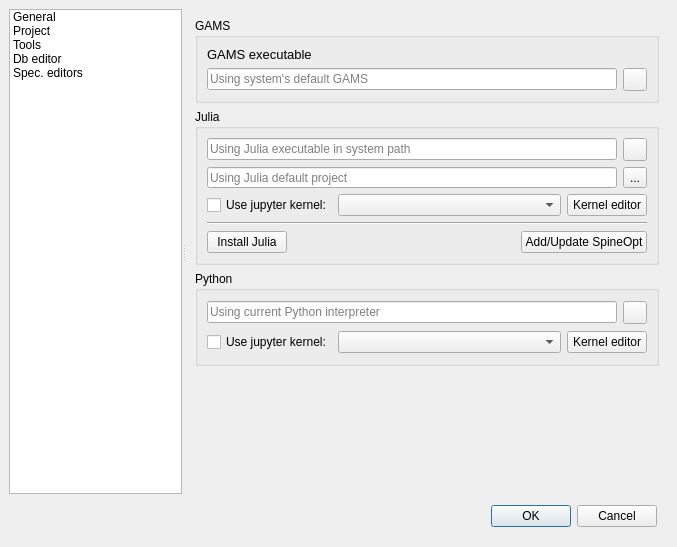
Before: the Qt Designer form spinetoolbox/ui/settings.ui in spine-tools/Spine-Toolbox, drawn with Qt 5.
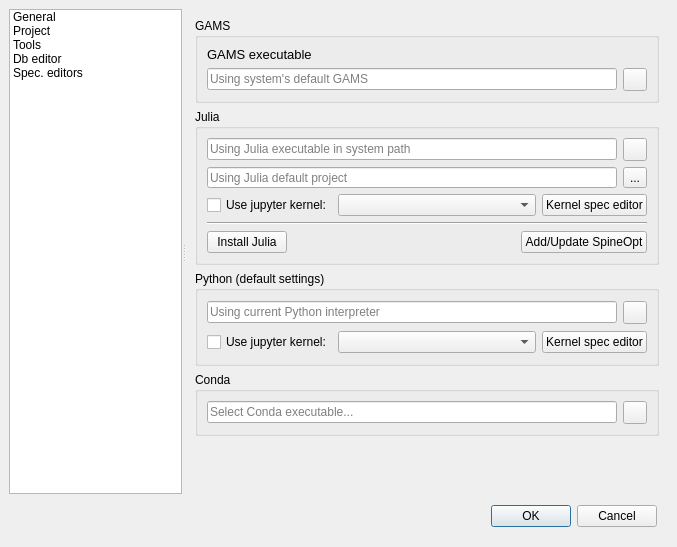
After: the same form once the commit is applied. Icons and pictures are not drawn. Custom widgets are drawn as their Qt base class.

Commit message:
Issue 1047 conda env activation (#1444)
Support for activating Conda environments in Jupyter Console

Please see changelog.md

Issue #1047

Diff of the .ui file:
```diff
--- a/spinetoolbox/ui/settings.ui
+++ b/spinetoolbox/ui/settings.ui
@@ -707,7 +707,7 @@
        </layout>
       </widget>
       <widget class="QWidget" name="ExternalTools">
-       <layout class="QVBoxLayout" name="verticalLayout_8">
+       <layout class="QVBoxLayout" name="verticalLayout_13">
         <item>
          <widget class="QGroupBox" name="groupBox_gams">
           <property name="title">
@@ -876,7 +876,7 @@
                 </sizepolicy>
                </property>
                <property name="text">
-                <string>Kernel editor</string>
+                <string>Kernel spec editor</string>
                </property>
               </widget>
              </item>
@@ -938,7 +938,7 @@
            </size>
           </property>
           <property name="title">
-           <string>Python</string>
+           <string>Python (default settings)</string>
           </property>
           <layout class="QVBoxLayout" name="verticalLayout_5">
            <item>
@@ -1018,7 +1018,47 @@
                 <string>Open kernel editor</string>
                </property>
                <property name="text">
-                <string>Kernel editor</string>
+                <string>Kernel spec editor</string>
+               </property>
+              </widget>
+             </item>
+            </layout>
+           </item>
+          </layout>
+         </widget>
+        </item>
+        <item>
+         <widget class="QGroupBox" name="groupBox_2">
+          <property name="title">
+           <string>Conda</string>
+          </property>
+          <layout class="QVBoxLayout" name="verticalLayout_8">
+           <item>
+            <layout class="QHBoxLayout" name="horizontalLayout_2">
+             <item>
+              <widget class="QLineEdit" name="lineEdit_conda_path">
+               <property name="toolTip">
+                <string>&lt;html&gt;&lt;head/&gt;&lt;body&gt;&lt;p&gt;Select Conda executable for running Tool specifications in a Conda environment.&lt;/p&gt;&lt;p&gt;If you started Spine Toolbox in Conda, the &lt;span style=&quot; font-weight:600;&quot;&gt;Conda executable is set up automatically&lt;/span&gt;.&lt;/p&gt;&lt;p&gt;If not on Conda, please select &lt;span style=&quot; font-weight:600;&quot;&gt;&amp;lt;base_env&amp;gt;\scripts\conda.exe&lt;/span&gt; (on Win10), where &lt;span style=&quot; font-weight:600;&quot;&gt;&amp;lt;base_env&amp;gt;&lt;/span&gt; is the root directory of your Conda installation (i.e. base environment location).&lt;/p&gt;&lt;/body&gt;&lt;/html&gt;</string>
+               </property>
+               <property name="placeholderText">
+                <string>Select Conda executable...</string>
+               </property>
+               <property name="clearButtonEnabled">
+                <bool>true</bool>
+               </property>
+              </widget>
+             </item>
+             <item>
+              <widget class="QToolButton" name="toolButton_browse_conda">
+               <property name="toolTip">
+                <string>&lt;html&gt;&lt;head/&gt;&lt;body&gt;&lt;p&gt;Pick Conda executable using a file browser&lt;/p&gt;&lt;/body&gt;&lt;/html&gt;</string>
+               </property>
+               <property name="text">
+                <string/>
+               </property>
+               <property name="icon">
+                <iconset resource="resources/resources_icons.qrc">
+                 <normaloff>:/icons/menu_icons/folder-open-solid.svg</normaloff>:/icons/menu_icons/folder-open-solid.svg</iconset>
                </property>
               </widget>
              </item>
```
Left out of the diff: 26 changed lines with no effect on the pictures. The commit also changes 13 other files.
